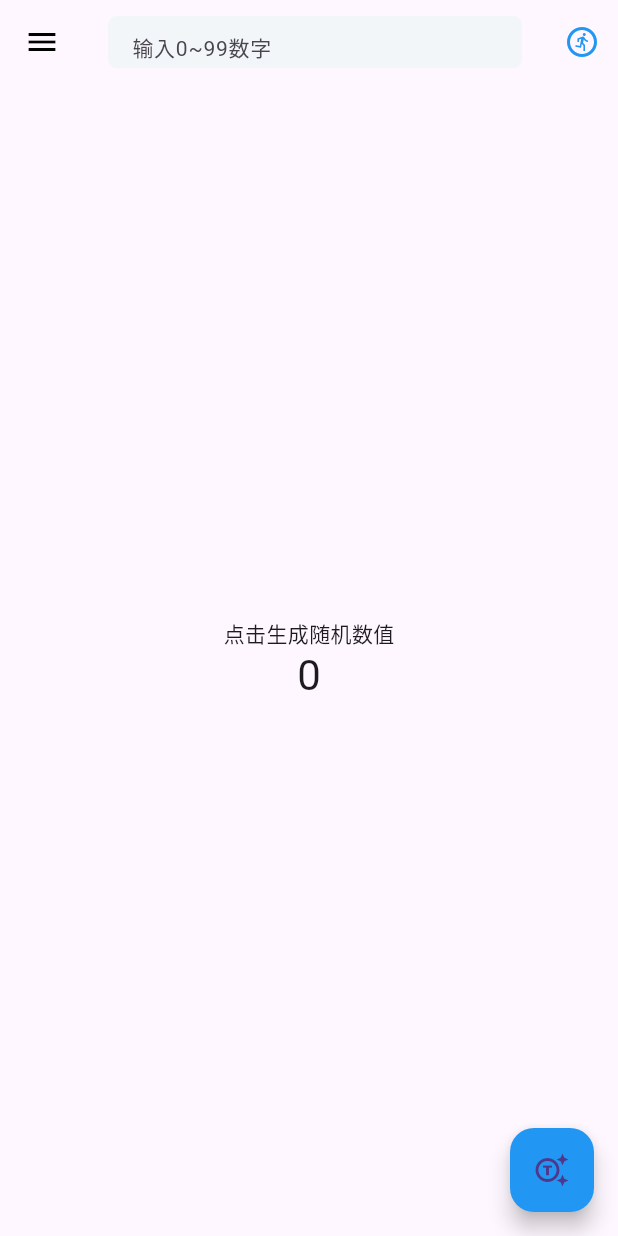
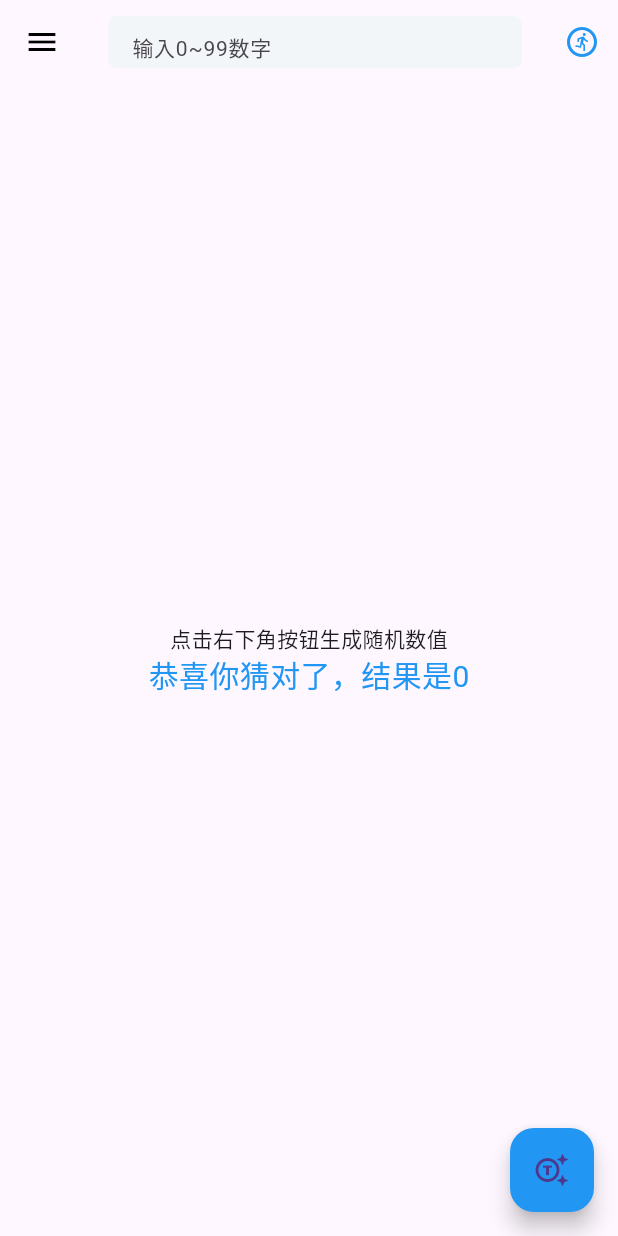
Before and after one commit to restrive14/flutter-demo, a Flutter app: the screen it shows after launch, on a phone screen of 412 x 824 dp. Run offline on Flutter 3.47's test engine with Material 3 defaults, Android fonts, the phone set to English and light mode, and no system bars.

Commit message:
feat: ----猜数字游戏结束----

```diff
--- a/lib/guess/guess_page.dart
+++ b/lib/guess/guess_page.dart
@@ -15,7 +15,7 @@ class GuessPage extends StatefulWidget {
 class _GuessPageState extends State<GuessPage> {
   // 随机数
   int _value = 0;
-  Random _random = Random();
+  final Random _random = Random();
 
   // 判断是不是正在猜测中
   bool _guessing = false;
@@ -24,7 +24,7 @@ class _GuessPageState extends State<GuessPage> {
   bool? _isBig;
 
   // text输入框控制器
-  TextEditingController _guessCtrl = TextEditingController();
+  final TextEditingController _guessCtrl = TextEditingController();
 
   // 生成随机数
   void _generateRandomValue() {
@@ -82,11 +82,11 @@ class _GuessPageState extends State<GuessPage> {
               children: <Widget>[
                 if (!_guessing)
                   const Text(
-                    '点击生成随机数值',
+                    '点击右下角按钮生成随机数值',
                   ),
                 Text(
-                  _guessing ? '**' : '$_value',
-                  style: Theme.of(context).textTheme.headlineMedium,
+                  _guessing ? '**' : '恭喜你猜对了，结果是$_value',
+                  style: const TextStyle(fontSize: 20, color: Colors.blue),
                 )
               ],
             ),
```
Also changed, not shown: lib/guess/result_notice.dart (+45 -9 lines).
